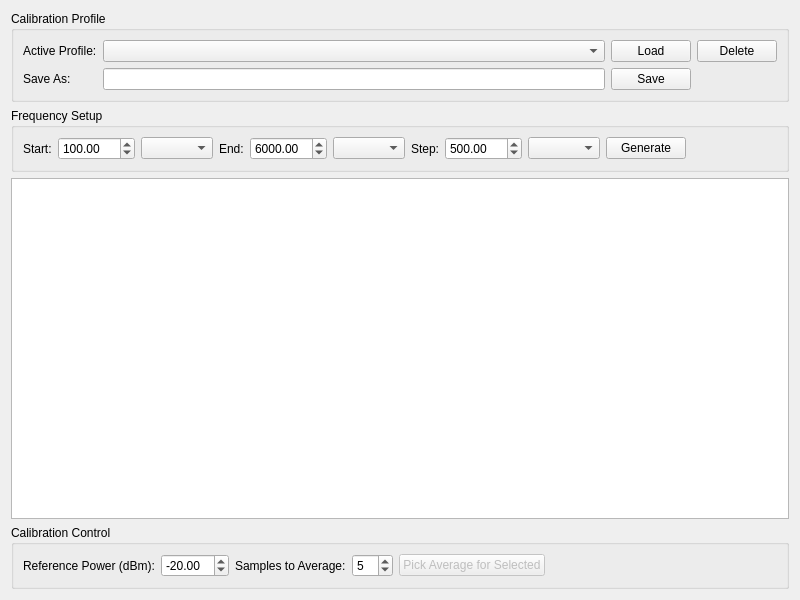
Above: calibrationmanager.ui from coozoo/qtrfpowermeter before the change. Below: the same form after it.
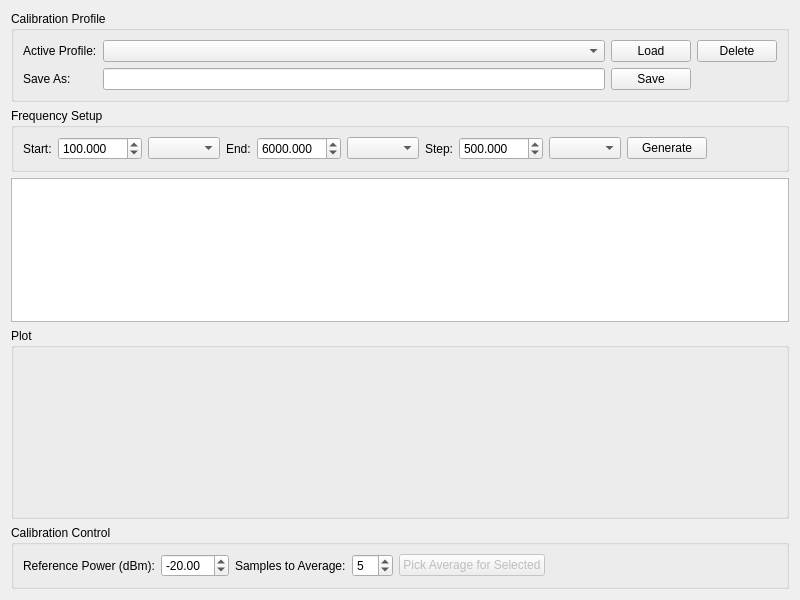
That is the form after the change. Custom widgets are drawn as their Qt base class.

```diff
--- a/calibrationmanager.ui
+++ b/calibrationmanager.ui
@@ -79,6 +79,12 @@
       </item>
       <item>
        <widget class="QDoubleSpinBox" name="startFreqSpinBox">
+        <property name="decimals">
+         <number>3</number>
+        </property>
+        <property name="minimum">
+         <double>0.001000000000000</double>
+        </property>
         <property name="maximum">
          <double>10000</double>
         </property>
@@ -99,6 +105,9 @@
       </item>
       <item>
        <widget class="QDoubleSpinBox" name="endFreqSpinBox">
+        <property name="decimals">
+         <number>3</number>
+        </property>
         <property name="maximum">
          <double>10000</double>
         </property>
@@ -119,6 +128,12 @@
       </item>
       <item>
        <widget class="QDoubleSpinBox" name="stepFreqSpinBox">
+        <property name="decimals">
+         <number>3</number>
+        </property>
+        <property name="minimum">
+         <double>0.005000000000000</double>
+        </property>
         <property name="maximum">
          <double>10000</double>
         </property>
@@ -156,6 +171,25 @@
    <item>
     <widget class="QTableView" name="tableView"/>
    </item>
+   <item>
+    <widget class="QGroupBox" name="plotGroupBox">
+     <property name="title">
+      <string>Plot</string>
+     </property>
+     <layout class="QVBoxLayout" name="verticalLayout_2">
+      <item>
+       <widget class="QCustomPlot" name="plotWidget" native="true">
+        <property name="minimumSize">
+         <size>
+          <width>0</width>
+          <height>150</height>
+         </size>
+        </property>
+       </widget>
+      </item>
+     </layout>
+    </widget>
+   </item>
    <item>
     <widget class="QGroupBox" name="calibrationGroupBox">
      <property name="title">
@@ -227,6 +261,14 @@
    </item>
   </layout>
  </widget>
+ <customwidgets>
+  <customwidget>
+   <class>QCustomPlot</class>
+   <extends>QWidget</extends>
+   <header>qcustomplot.h</header>
+   <container>1</container>
+  </customwidget>
+ </customwidgets>
  <resources/>
  <connections/>
 </ui>
```
